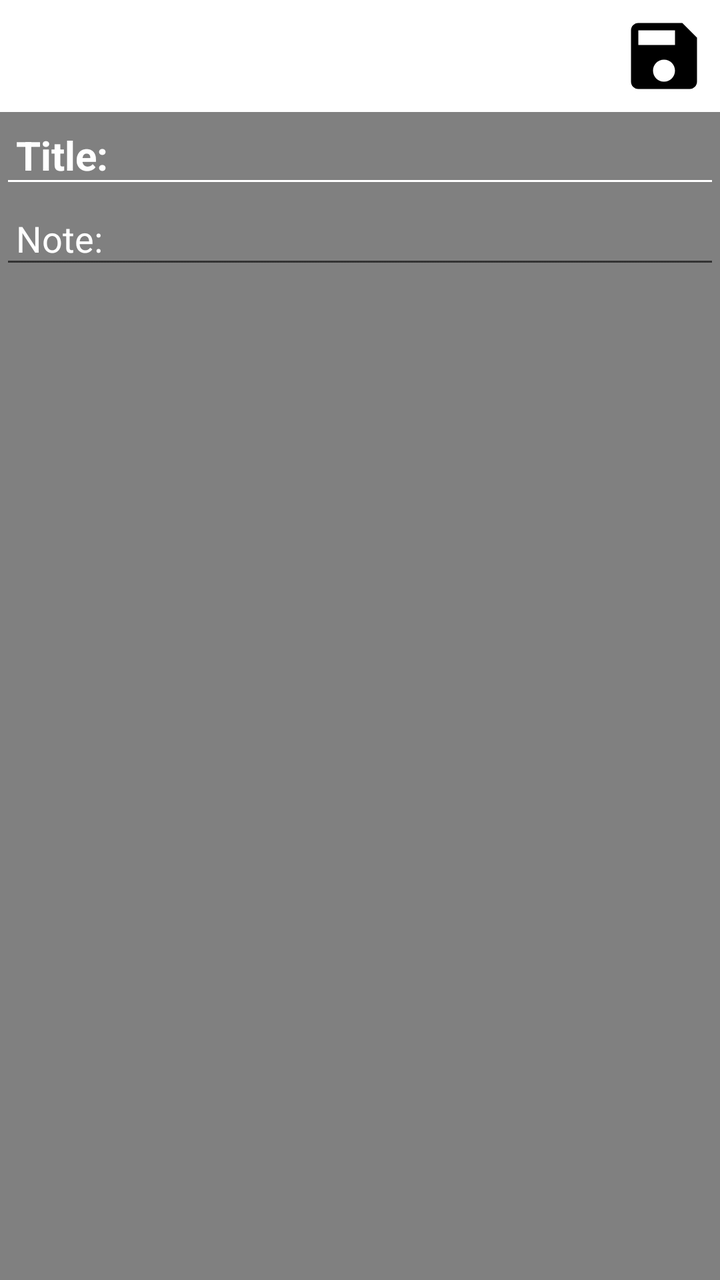
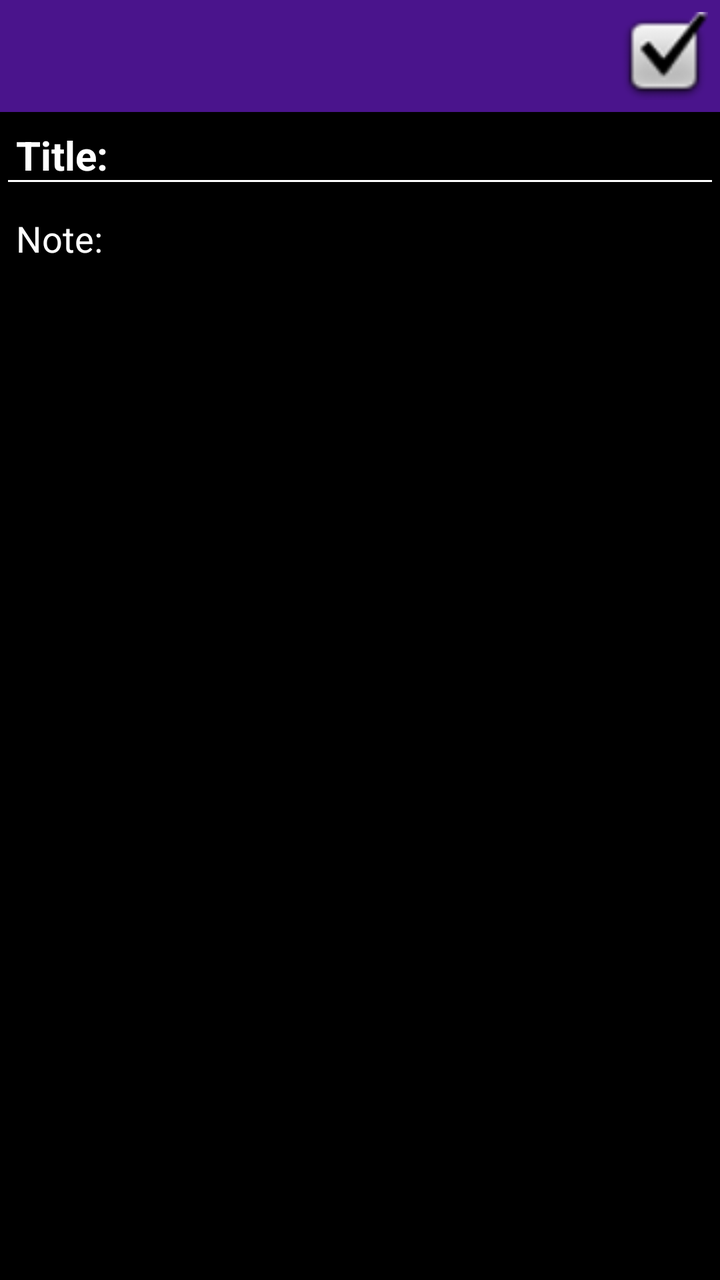

Screens rendered from an Android XML layout before and after an edit, with the pre-edit source and the edit as a unified diff.
<!-- AndroidManifest.xml: activity theme Base.Theme.NOTE_PROJECT.NoActionBar -->
<!-- res/layout/activity_notes_taker.xml -->
<?xml version="1.0" encoding="utf-8"?>
<LinearLayout

    xmlns:android="http://schemas.android.com/apk/res/android"
    xmlns:app="http://schemas.android.com/apk/res-auto"
    xmlns:tools="http://schemas.android.com/tools"
    android:layout_width="match_parent"
    android:layout_height="match_parent"
    android:background="@color/color5"
    android:orientation="vertical"
    tools:context=".NotesTakerActivity">

    <androidx.appcompat.widget.Toolbar
        android:id="@+id/toolbar_notes"
        android:layout_width="match_parent"
        android:layout_height="?attr/actionBarSize"
        android:background="#FFFFFF"
        app:title="@string/app_name">

        <RelativeLayout
            android:layout_width="match_parent"
            android:layout_height="wrap_content">

            <ImageView
                android:id="@+id/imageView_save"
                android:layout_width="?attr/actionBarSize"
                android:layout_height="?attr/actionBarSize"
                android:layout_alignParentEnd="true"
                android:background="@android:color/transparent"
                android:backgroundTint="#FFFFFF"
                android:padding="6dp"
                android:src="@drawable/save1" />

        </RelativeLayout>
    </androidx.appcompat.widget.Toolbar>

    <EditText
        android:id="@+id/editText_title"
        android:layout_width="match_parent"
        android:layout_height="wrap_content"
        android:backgroundTint="#FFFFFF"
        android:hint="Title:"
        android:padding="8dp"
        android:singleLine="true"
        android:textColor="@color/black"
        android:textColorHint="@color/white"
        android:textSize="20sp"
        android:textStyle="bold" />

    <EditText
        android:id="@+id/editText_note"
        android:layout_width="match_parent"
        android:layout_height="wrap_content"
        android:drawableTint="#FFFFFF"

        android:hint="Note:"
        android:padding="8dp"
        android:textColor="@color/black"
        android:textColorHint="@color/white"
        android:textSize="18sp"
        android:textStyle="normal" />


</LinearLayout>
<!-- resources referenced by this layout -->
<resources>
  <color name="black">#FF000000</color>
  <color name="color5">#808080</color>
  <color name="white">#FFFFFF</color>
  <!-- drawable save1 (drawable) -->
  <vector android:height="24dp" android:tint="#000000"
      android:viewportHeight="24" android:viewportWidth="24"
      android:width="24dp" xmlns:android="http://schemas.android.com/apk/res/android">
      <path android:fillColor="@android:color/white" android:pathData="M17,3L5,3c-1.11,0 -2,0.9 -2,2v14c0,1.1 0.89,2 2,2h14c1.1,0 2,-0.9 2,-2L21,7l-4,-4zM12,19c-1.66,0 -3,-1.34 -3,-3s1.34,-3 3,-3 3,1.34 3,3 -1.34,3 -3,3zM15,9L5,9L5,5h10v4z"/>
  </vector>
  <string name="app_name">NOTE_PROJECT</string>
  <style name="Base.Theme.NOTE_PROJECT.NoActionBar" parent="Theme.MaterialComponents.DayNight.NoActionBar">
          <item name="colorPrimary">@color/color1</item>
          <item name="colorPrimaryVariant">@color/color1</item>
          <item name="colorOnPrimary">@color/white</item>
          <item name="colorSecondary">@color/color5</item>
          <item name="colorSecondaryVariant">@color/color5</item>
          <item name="colorOnSecondary">@color/black</item>
          <item name="android:statusBarColor" tools:targetapi="l">@color/design_default_color_primary_variant</item>
  
      </style>
  <color name="color1">#4A148C</color>
</resources>

<!-- the commit's change to res/layout/activity_notes_taker.xml (unified diff, before → after) -->
@@ -6,7 +6,7 @@
     xmlns:tools="http://schemas.android.com/tools"
     android:layout_width="match_parent"
     android:layout_height="match_parent"
-    android:background="@color/color5"
+    android:background="@color/black"
     android:orientation="vertical"
     tools:context=".NotesTakerActivity">
 
@@ -14,7 +14,7 @@
         android:id="@+id/toolbar_notes"
         android:layout_width="match_parent"
         android:layout_height="?attr/actionBarSize"
-        android:background="#FFFFFF"
+        android:background="@color/color1"
         app:title="@string/app_name">
 
         <RelativeLayout
@@ -29,7 +29,7 @@
                 android:background="@android:color/transparent"
                 android:backgroundTint="#FFFFFF"
                 android:padding="6dp"
-                android:src="@drawable/save1" />
+                android:src="@android:drawable/checkbox_on_background" />
 
         </RelativeLayout>
     </androidx.appcompat.widget.Toolbar>
@@ -42,7 +42,7 @@
         android:hint="Title:"
         android:padding="8dp"
         android:singleLine="true"
-        android:textColor="@color/black"
+        android:textColor="@color/white"
         android:textColorHint="@color/white"
         android:textSize="20sp"
         android:textStyle="bold" />
@@ -55,7 +55,7 @@
 
         android:hint="Note:"
         android:padding="8dp"
-        android:textColor="@color/black"
+        android:textColor="@color/white"
         android:textColorHint="@color/white"
         android:textSize="18sp"
         android:textStyle="normal" />
<!-- resource entries referenced after the edit -->
@@ -3,12 +3,6 @@
   <color name="black">#FF000000</color>
   <color name="color5">#808080</color>
   <color name="white">#FFFFFF</color>
-  <!-- drawable save1 (drawable) -->
-  <vector android:height="24dp" android:tint="#000000"
-      android:viewportHeight="24" android:viewportWidth="24"
-      android:width="24dp" xmlns:android="http://schemas.android.com/apk/res/android">
-      <path android:fillColor="@android:color/white" android:pathData="M17,3L5,3c-1.11,0 -2,0.9 -2,2v14c0,1.1 0.89,2 2,2h14c1.1,0 2,-0.9 2,-2L21,7l-4,-4zM12,19c-1.66,0 -3,-1.34 -3,-3s1.34,-3 3,-3 3,1.34 3,3 -1.34,3 -3,3zM15,9L5,9L5,5h10v4z"/>
-  </vector>
   <string name="app_name">NOTE_PROJECT</string>
   <style name="Base.Theme.NOTE_PROJECT.NoActionBar" parent="Theme.MaterialComponents.DayNight.NoActionBar">
           <item name="colorPrimary">@color/color1</item>
